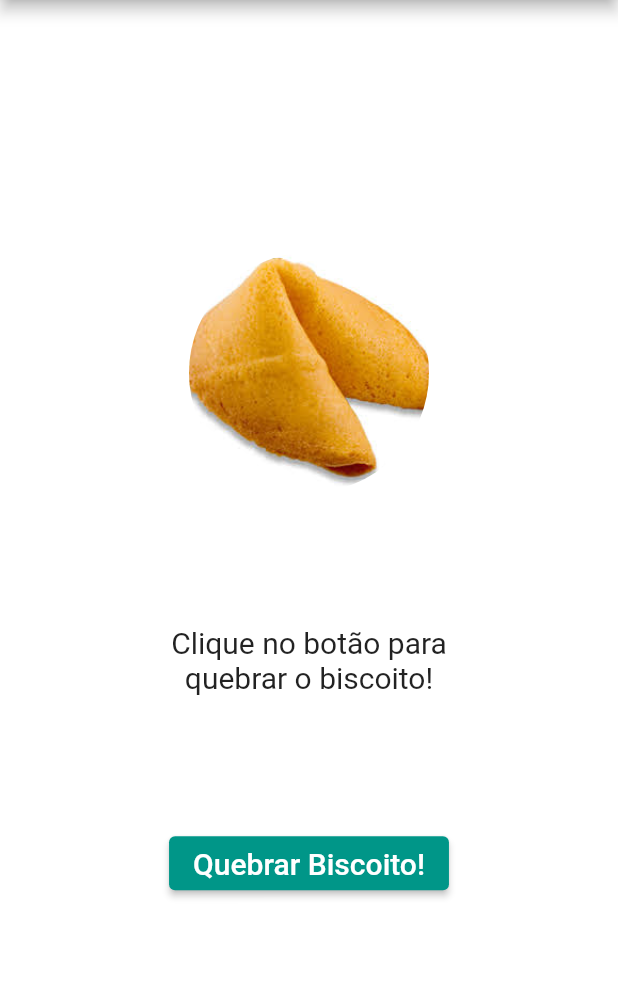
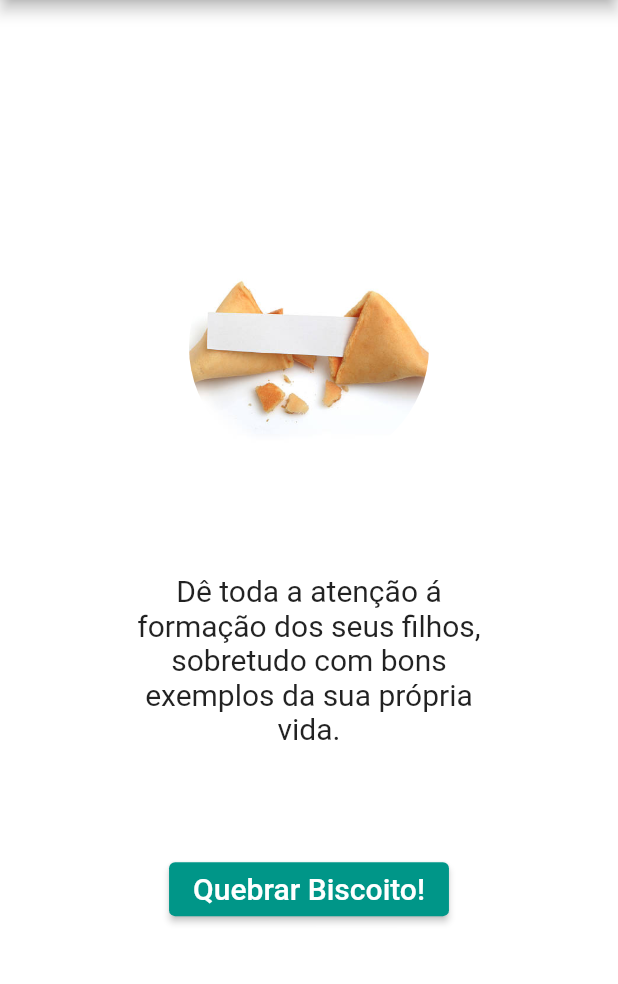
Before and after one commit to Pedro-Balestra/Danki-Code, a Flutter app: the screen it shows after launch, after a tap on "Quebrar Biscoito!", on a phone screen of 412 x 824 dp, the part 84-1068 px from its top. Run offline on Flutter 3.47's test engine with Material 2 defaults, Android fonts, the phone set to English and light mode, and no system bars.

Commit message:
Programando o App Biscoito da Sorte

```diff
--- a/Curso Flutter/app_biscoito_da_sorte/lib/pages/home.dart
+++ b/Curso Flutter/app_biscoito_da_sorte/lib/pages/home.dart
@@ -1,3 +1,5 @@
+import 'dart:math';
+
 import 'package:flutter/material.dart';
 
 class Home extends StatefulWidget {
@@ -8,6 +10,45 @@ class Home extends StatefulWidget {
 }
 
 class _HomeState extends State<Home> {
+  //Criando o Array com as Frases
+  var listaFrases = [
+    "A vida trará coisas boas se tiver paciência.",
+    "Demonstre amor e alegria em todas as oportunidades e verá que a paz nasce dentro de si.",
+    "Não compense na ira o que lhe falta na razão.",
+    "Defeitos e virtudes são apenas dois lados da mesma moeda.",
+    "A maior de todas as torres começa no solo.",
+    "Não há que ser forte. Há que ser flexível.",
+    "Todos os dias organiza os seus cabelos, por que não faz o mesmo com o coração?",
+    "Há três coisas que jamais voltam; a flecha lançada, a palavra dita e a oportunidade perdida.",
+    "A juventude não é uma época da vida, é um estado de espírito.",
+    "Podemos escolher o que semear, mas somos obrigados a colher o que plantamos.",
+    "Dê toda a atenção á formação dos seus filhos, sobretudo com bons exemplos da sua própria vida.",
+    "Siga os bons e aprenda com eles.",
+    "Não importa o tamanho da montanha, ela não pode tapar o sol.",
+    "O bom-senso vale mais do que muito conhecimento.",
+    "Quem quer colher rosas tem de estar preparado para suportar os espinhos.",
+  ];
+
+  //Variavel que vai armazenar o caminho da Imagem do Biscoito
+  var imgBiscoito = "images/biscoito_inteiro.jpg";
+
+  //Variavel que guarda a frase da sorte
+  var fraseDaSorte = "Clique no botão para gerar frase";
+
+  //Método que quebra o biscoito
+
+  void quebrarBiscoito() {
+    var numero = Random().nextInt(listaFrases.length);
+
+    setState(() {
+      //Gerando a Frase da sorte
+      fraseDaSorte = listaFrases[numero];
+
+      //troca a imagem do biscoito
+      imgBiscoito = "images/biscoito_quebrado.jpg";
+    });
+  }
+
   @override
   Widget build(BuildContext context) {
     return Scaffold(
@@ -23,20 +64,20 @@ class _HomeState extends State<Home> {
           child: Column(
             mainAxisAlignment: MainAxisAlignment.spaceEvenly,
             children: [
-              const CircleAvatar(
-                backgroundImage: AssetImage('images/biscoito_inteiro.jpg'),
+              CircleAvatar(
+                backgroundImage: AssetImage(imgBiscoito),
                 radius: 80,
                 backgroundColor: Colors.white,
               ),
-              const Text(
-                "Clique no botão para quebrar o biscoito!",
-                style: TextStyle(
+              Text(
+                fraseDaSorte,
+                style: const TextStyle(
                   fontSize: 20,
                 ),
                 textAlign: TextAlign.center,
               ),
               ElevatedButton(
-                onPressed: () => Null,
+                onPressed: quebrarBiscoito,
                 style: ElevatedButton.styleFrom(
                     backgroundColor: Colors.teal,
                     foregroundColor: Colors.white),
```
